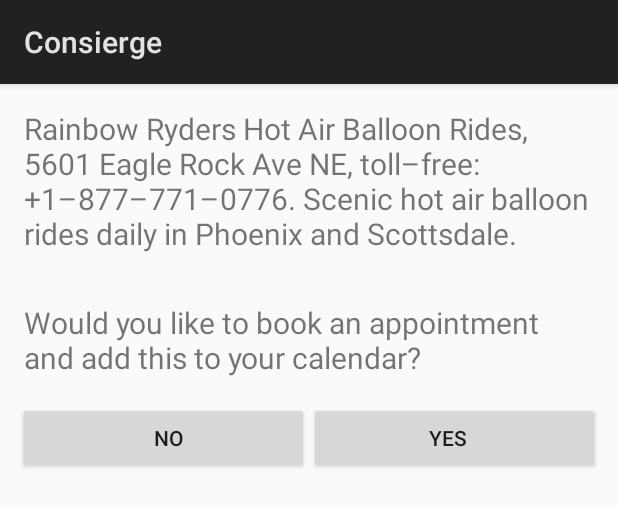
After one commit to darrinps/ConciergeApp, an Android app: the layout fragment_watson_response_what_to_do.xml on its own in the app's theme, with its tools: preview values and no code run, on a phone screen of 412 x 824 dp. The commit adds this screen. Shown: the top 507 px of the screen. Run offline under Robolectric (Android 15) with nearby library versions, the phone set to English and light mode, and no system bars.

Commit message:
Added new view to show watson response

```diff
--- /dev/null
+++ b/mobile/src/main/res/layout/fragment_watson_response_what_to_do.xml
@@ -0,0 +1,45 @@
+<?xml version="1.0" encoding="utf-8"?>
+
+<LinearLayout xmlns:android="http://schemas.android.com/apk/res/android"
+    android:orientation="vertical"
+    android:layout_width="match_parent"
+    android:layout_height="match_parent">
+
+    <TextView
+        android:layout_width="match_parent"
+        android:layout_height="wrap_content"
+        android:padding="16dp"
+        android:text="@string/watson_to_do_response"
+        android:textSize="20sp"/>
+
+    <TextView
+        android:layout_width="match_parent"
+        android:layout_height="wrap_content"
+        android:padding="16dp"
+        android:text="Would you like to book an appointment and add this to your calendar?"
+        android:textSize="20sp"/>
+
+    <LinearLayout
+        android:orientation="horizontal"
+        android:layout_width="match_parent"
+        android:layout_height="wrap_content"
+        android:paddingLeft="12dp"
+        android:paddingRight="12dp">
+
+        <Button
+            android:layout_width="0dp"
+            android:layout_height="wrap_content"
+            android:layout_weight="1"
+            android:paddingRight="4dp"
+            android:text="No"/>
+
+        <Button
+            android:layout_width="0dp"
+            android:layout_height="wrap_content"
+            android:layout_weight="1"
+            android:paddingLeft="4dp"
+            android:text="Yes"/>
+
+    </LinearLayout>
+
+</LinearLayout>
--- a/mobile/src/main/res/values/strings.xml
+++ b/mobile/src/main/res/values/strings.xml
@@ -5,5 +5,6 @@
     <string name="title_activity_main">MainActivity</string>
     <string name="hello_world">Hello world!</string>
     <string name="action_settings">Settings</string>
+    <string name="watson_to_do_response">Rainbow Ryders Hot Air Balloon Rides, 5601 Eagle Rock Ave NE, toll&#8211;free: +1&#8211;877&#8211;771&#8211;0776. Scenic hot air balloon rides daily in Phoenix and Scottsdale.</string>
 
 </resources>
```
